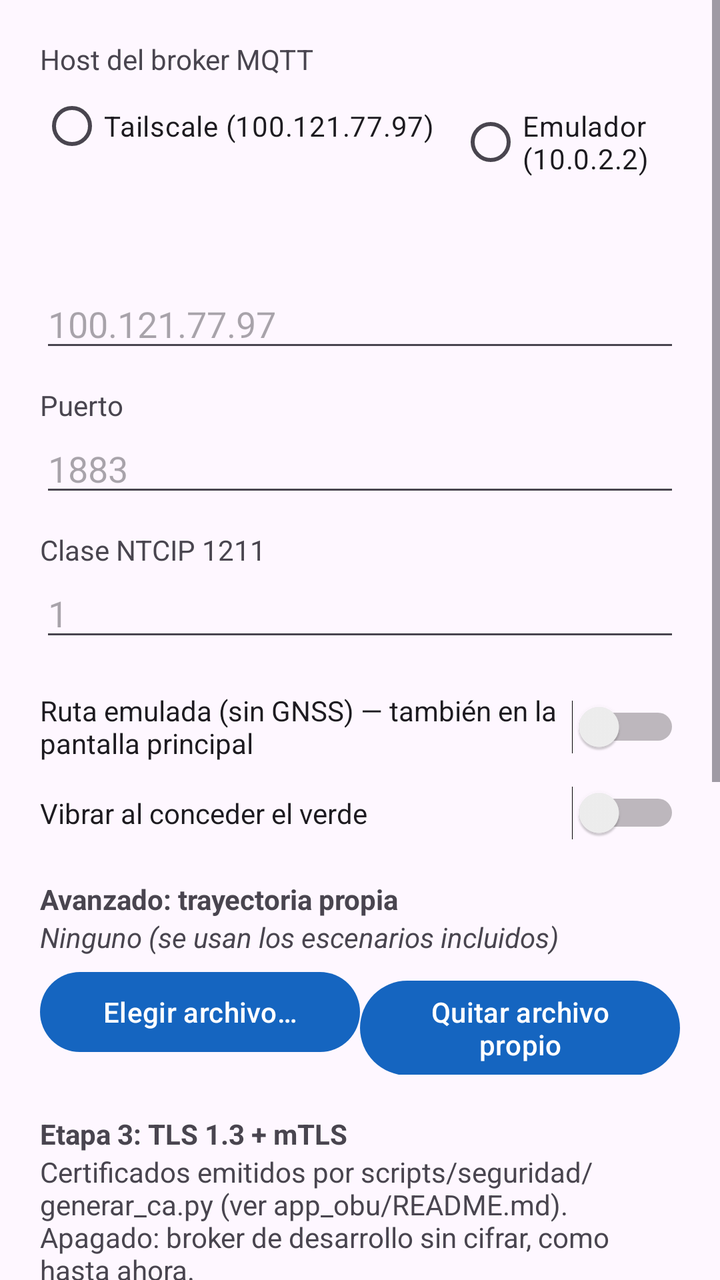
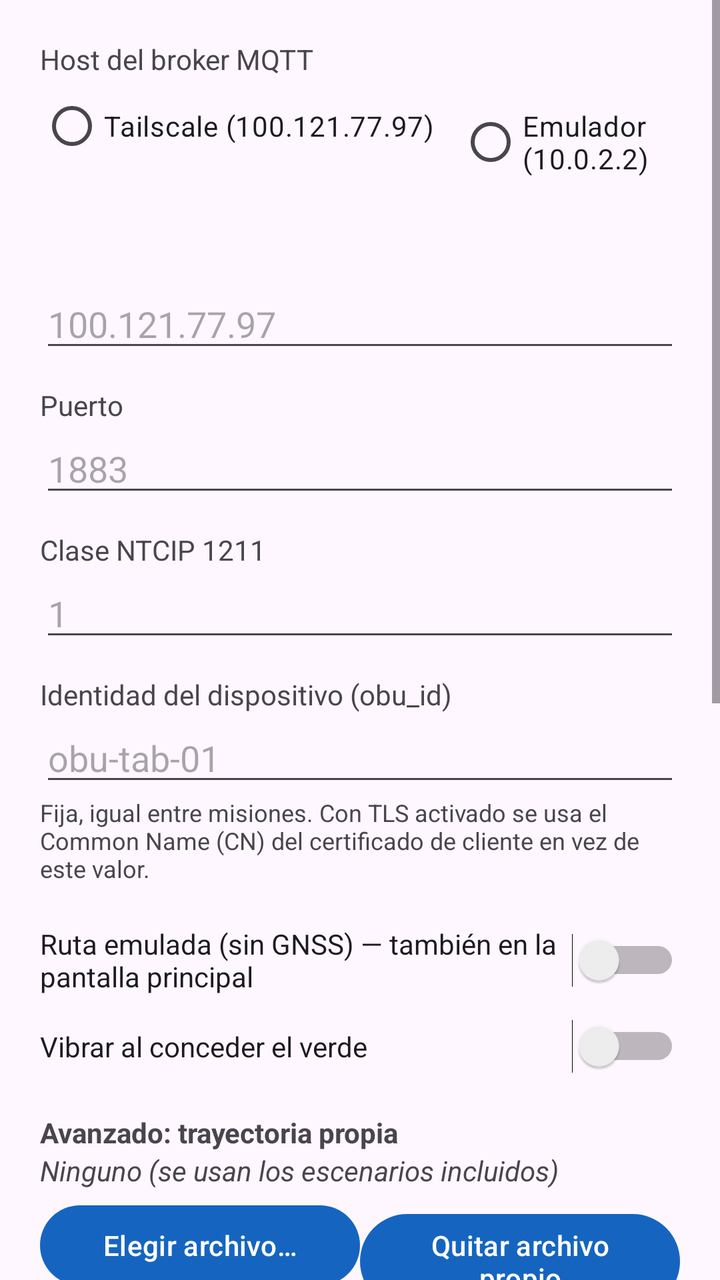

Compare the two renders of this Android layout. The source of the first and the diff that turns it into the second are given below.
<!-- AndroidManifest.xml: application theme Theme.ObuNtcip -->
<!-- res/layout/activity_ajustes.xml -->
<?xml version="1.0" encoding="utf-8"?>
<ScrollView xmlns:android="http://schemas.android.com/apk/res/android"
    android:layout_width="match_parent"
    android:layout_height="match_parent">

    <LinearLayout
        android:layout_width="match_parent"
        android:layout_height="wrap_content"
        android:orientation="vertical"
        android:padding="20dp">

        <TextView
            android:layout_width="wrap_content"
            android:layout_height="wrap_content"
            android:text="@string/ajustes_host" />
        <RadioGroup
            android:id="@+id/grupoHost"
            android:layout_width="match_parent"
            android:layout_height="wrap_content"
            android:orientation="horizontal">
            <RadioButton
                android:id="@+id/hostTailscale"
                android:layout_width="wrap_content"
                android:layout_height="wrap_content"
                android:text="@string/ajustes_host_tailscale" />
            <RadioButton
                android:id="@+id/hostEmulador"
                android:layout_width="wrap_content"
                android:layout_height="wrap_content"
                android:layout_marginStart="12dp"
                android:text="@string/ajustes_host_emulador" />
            <RadioButton
                android:id="@+id/hostManual"
                android:layout_width="wrap_content"
                android:layout_height="wrap_content"
                android:layout_marginStart="12dp"
                android:text="@string/ajustes_host_manual" />
        </RadioGroup>
        <EditText
            android:id="@+id/campoHost"
            android:layout_width="match_parent"
            android:layout_height="wrap_content"
            android:hint="100.121.77.97"
            android:inputType="textNoSuggestions" />

        <TextView
            android:layout_width="wrap_content"
            android:layout_height="wrap_content"
            android:layout_marginTop="12dp"
            android:text="@string/ajustes_puerto" />
        <EditText
            android:id="@+id/campoPuerto"
            android:layout_width="match_parent"
            android:layout_height="wrap_content"
            android:hint="1883"
            android:inputType="number" />

        <TextView
            android:layout_width="wrap_content"
            android:layout_height="wrap_content"
            android:layout_marginTop="12dp"
            android:text="@string/ajustes_clase" />
        <EditText
            android:id="@+id/campoClase"
            android:layout_width="match_parent"
            android:layout_height="wrap_content"
            android:hint="1"
            android:inputType="number" />

        <Switch
            android:id="@+id/interruptorModoSimulado"
            android:layout_width="match_parent"
            android:layout_height="wrap_content"
            android:layout_marginTop="20dp"
            android:text="@string/ajustes_modo_simulado" />

        <Switch
            android:id="@+id/interruptorVibrar"
            android:layout_width="match_parent"
            android:layout_height="wrap_content"
            android:layout_marginTop="12dp"
            android:text="@string/ajustes_vibrar" />

        <TextView
            android:layout_width="wrap_content"
            android:layout_height="wrap_content"
            android:layout_marginTop="20dp"
            android:text="@string/ajustes_avanzado"
            android:textStyle="bold" />
        <TextView
            android:id="@+id/textoTrayectoriaElegida"
            android:layout_width="match_parent"
            android:layout_height="wrap_content"
            android:text="@string/ajustes_sin_archivo"
            android:textStyle="italic" />

        <LinearLayout
            android:layout_width="match_parent"
            android:layout_height="wrap_content"
            android:layout_marginTop="4dp"
            android:orientation="horizontal">

            <Button
                android:id="@+id/botonElegirTrayectoria"
                android:layout_width="0dp"
                android:layout_height="wrap_content"
                android:layout_weight="1"
                android:text="@string/ajustes_elegir_trayectoria" />

            <Button
                android:id="@+id/botonUsarIntegrada"
                android:layout_width="0dp"
                android:layout_height="wrap_content"
                android:layout_weight="1"
                android:text="@string/ajustes_quitar_archivo" />
        </LinearLayout>

        <TextView
            android:layout_width="wrap_content"
            android:layout_height="wrap_content"
            android:layout_marginTop="20dp"
            android:text="@string/ajustes_tls_titulo"
            android:textStyle="bold" />
        <TextView
            android:layout_width="match_parent"
            android:layout_height="wrap_content"
            android:text="@string/ajustes_tls_resumen" />

        <Switch
            android:id="@+id/interruptorTls"
            android:layout_width="match_parent"
            android:layout_height="wrap_content"
            android:layout_marginTop="8dp"
            android:text="@string/ajustes_tls_activar" />

        <TextView
            android:id="@+id/textoTlsEstado"
            android:layout_width="match_parent"
            android:layout_height="wrap_content"
            android:layout_marginTop="4dp"
            android:text="@string/ajustes_tls_sin_archivos"
            android:textStyle="italic" />

        <LinearLayout
            android:layout_width="match_parent"
            android:layout_height="wrap_content"
            android:layout_marginTop="4dp"
            android:orientation="horizontal">

            <Button
                android:id="@+id/botonElegirTlsCa"
                android:layout_width="0dp"
                android:layout_height="wrap_content"
                android:layout_weight="1"
                android:text="@string/ajustes_tls_elegir_ca" />

            <Button
                android:id="@+id/botonElegirTlsCert"
                android:layout_width="0dp"
                android:layout_height="wrap_content"
                android:layout_weight="1"
                android:layout_marginStart="4dp"
                android:text="@string/ajustes_tls_elegir_cert" />

            <Button
                android:id="@+id/botonElegirTlsKey"
                android:layout_width="0dp"
                android:layout_height="wrap_content"
                android:layout_weight="1"
                android:layout_marginStart="4dp"
                android:text="@string/ajustes_tls_elegir_key" />
        </LinearLayout>

        <Button
            android:id="@+id/botonGuardar"
            android:layout_width="match_parent"
            android:layout_height="wrap_content"
            android:layout_marginTop="24dp"
            android:text="@string/ajustes_guardar" />

        <Button
            android:id="@+id/botonExportarEventos"
            android:layout_width="match_parent"
            android:layout_height="wrap_content"
            android:layout_marginTop="12dp"
            android:text="@string/ajustes_exportar_eventos" />

        <TextView
            android:layout_width="match_parent"
            android:layout_height="wrap_content"
            android:layout_marginTop="24dp"
            android:text="@string/ajustes_bateria_titulo"
            android:textStyle="bold" />
        <TextView
            android:layout_width="match_parent"
            android:layout_height="wrap_content"
            android:text="@string/ajustes_bateria_resumen" />
        <Button
            android:id="@+id/botonRevisarBateria"
            android:layout_width="wrap_content"
            android:layout_height="wrap_content"
            android:layout_marginTop="8dp"
            android:text="@string/ajustes_bateria_boton" />

    </LinearLayout>
</ScrollView>
<!-- resources referenced by this layout -->
<resources>
  <string name="ajustes_avanzado">Avanzado: trayectoria propia</string>
  <string name="ajustes_bateria_boton">Revisar</string>
  <string name="ajustes_bateria_resumen">Esta app puede detenerse en segundo plano si Android restringe su batería</string>
  <string name="ajustes_bateria_titulo">Optimización de batería</string>
  <string name="ajustes_clase">Clase NTCIP 1211</string>
  <string name="ajustes_elegir_trayectoria">Elegir archivo…</string>
  <string name="ajustes_exportar_eventos">Exportar CSV de eventos</string>
  <string name="ajustes_guardar">Guardar</string>
  <string name="ajustes_host">Host del broker MQTT</string>
  <string name="ajustes_host_emulador">Emulador (10.0.2.2)</string>
  <string name="ajustes_host_manual">Manual</string>
  <string name="ajustes_host_tailscale">Tailscale (100.121.77.97)</string>
  <string name="ajustes_modo_simulado">Ruta emulada (sin GNSS) — también en la pantalla principal</string>
  <string name="ajustes_puerto">Puerto</string>
  <string name="ajustes_quitar_archivo">Quitar archivo propio</string>
  <string name="ajustes_sin_archivo">Ninguno (se usan los escenarios incluidos)</string>
  <string name="ajustes_tls_activar">Usar TLS/mTLS con el broker</string>
  <string name="ajustes_tls_elegir_ca">CA</string>
  <string name="ajustes_tls_elegir_cert">Certificado</string>
  <string name="ajustes_tls_elegir_key">Llave</string>
  <string name="ajustes_tls_resumen">Certificados emitidos por scripts/seguridad/generar_ca.py (ver app_obu/README.md). Apagado: broker de desarrollo sin cifrar, como hasta ahora.</string>
  <string name="ajustes_tls_sin_archivos">Ningún certificado elegido todavía</string>
  <string name="ajustes_tls_titulo">Etapa 3: TLS 1.3 + mTLS</string>
  <string name="ajustes_vibrar">Vibrar al conceder el verde</string>
  <style name="Theme.ObuNtcip" parent="Theme.Material3.DayNight.NoActionBar">
          <item name="colorPrimary">@color/primario</item>
          <item name="colorPrimaryDark">@color/primario_oscuro</item>
      </style>
  <color name="primario">#1565C0</color>
  <color name="primario_oscuro">#0D47A1</color>
</resources>

<!-- the commit's change to res/layout/activity_ajustes.xml (unified diff, before → after) -->
@@ -67,6 +67,23 @@
             android:hint="1"
             android:inputType="number" />
 
+        <TextView
+            android:layout_width="wrap_content"
+            android:layout_height="wrap_content"
+            android:layout_marginTop="12dp"
+            android:text="@string/ajustes_obu_id" />
+        <EditText
+            android:id="@+id/campoObuId"
+            android:layout_width="match_parent"
+            android:layout_height="wrap_content"
+            android:hint="obu-tab-01"
+            android:inputType="textNoSuggestions" />
+        <TextView
+            android:layout_width="match_parent"
+            android:layout_height="wrap_content"
+            android:text="@string/ajustes_obu_id_ayuda"
+            android:textSize="12sp" />
+
         <Switch
             android:id="@+id/interruptorModoSimulado"
             android:layout_width="match_parent"
<!-- resource entries referenced after the edit -->
@@ -13,6 +13,8 @@
   <string name="ajustes_host_manual">Manual</string>
   <string name="ajustes_host_tailscale">Tailscale (100.121.77.97)</string>
   <string name="ajustes_modo_simulado">Ruta emulada (sin GNSS) — también en la pantalla principal</string>
+  <string name="ajustes_obu_id">Identidad del dispositivo (obu_id)</string>
+  <string name="ajustes_obu_id_ayuda">Fija, igual entre misiones. Con TLS activado se usa el Common Name (CN) del certificado de cliente en vez de este valor.</string>
   <string name="ajustes_puerto">Puerto</string>
   <string name="ajustes_quitar_archivo">Quitar archivo propio</string>
   <string name="ajustes_sin_archivo">Ninguno (se usan los escenarios incluidos)</string>
